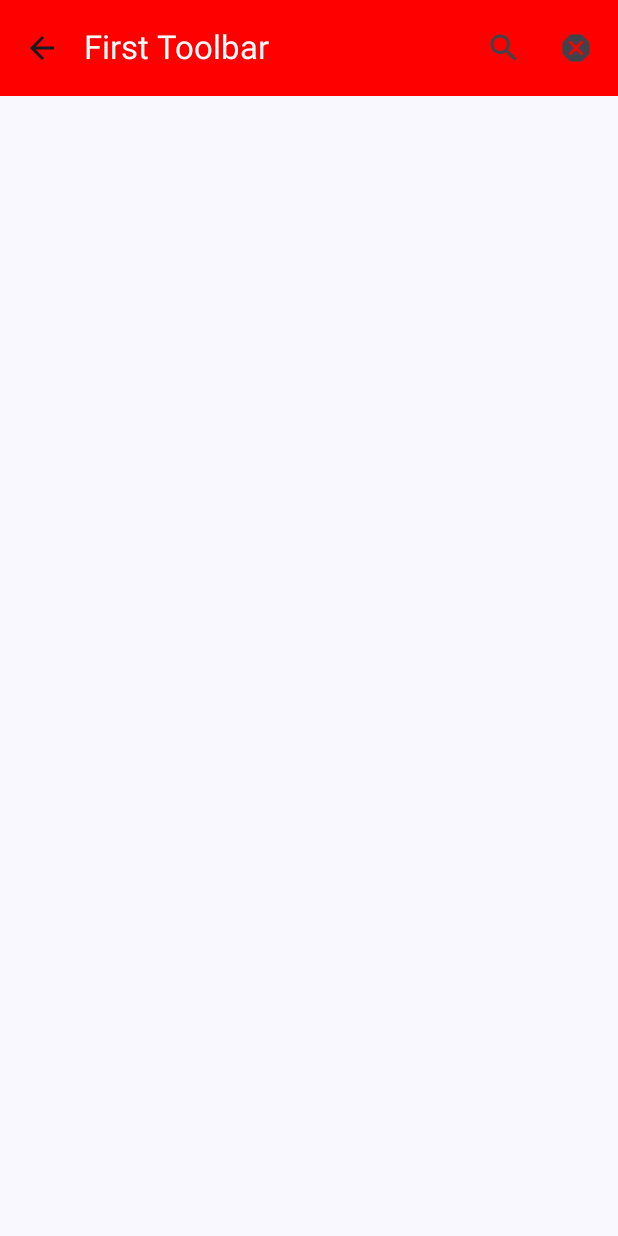
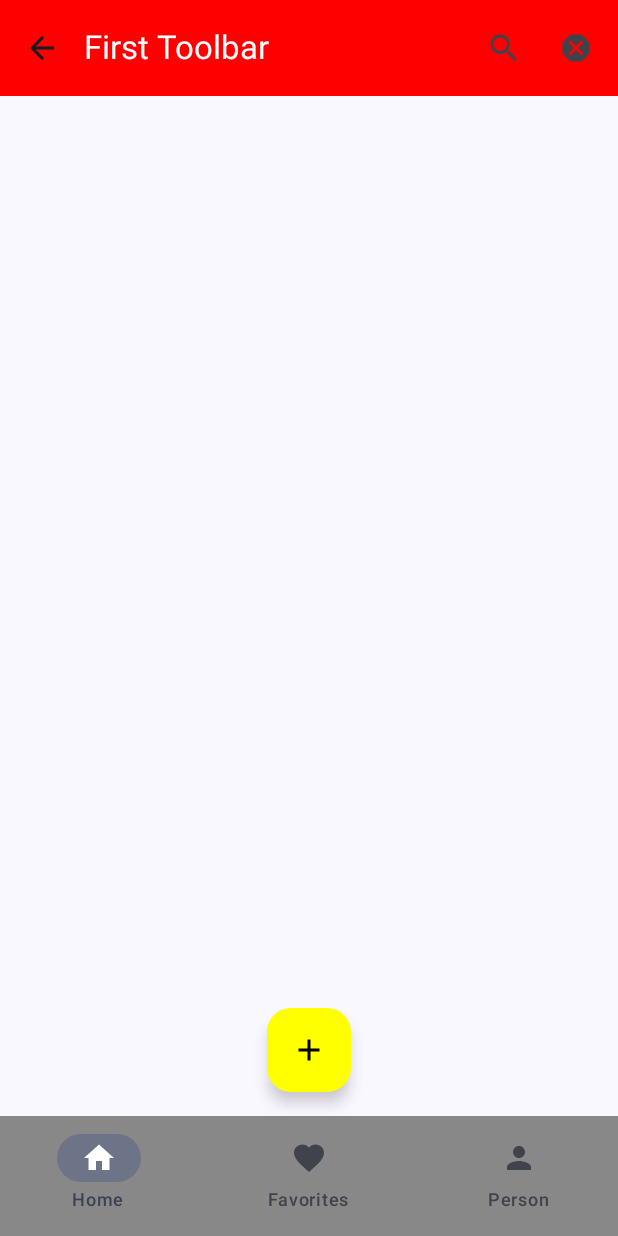
Before and after one commit to joshflugel/Jetpack-Compose-2025, an Android app built with Jetpack Compose: the screen it shows after launch (MainActivity), on a phone screen of 412 x 824 dp. Run offline under Robolectric (Android 15) with nearby library versions, the phone set to English and light mode, and no system bars.

Commit message:
22) Jetpack Compose Components pt2, BotomBar, Drawer, Floating Action Button. With latest Material3

```diff
--- a/app/build.gradle.kts
+++ b/app/build.gradle.kts
@@ -48,12 +48,17 @@ dependencies {
     implementation(libs.androidx.ui)
     implementation(libs.androidx.ui.graphics)
     implementation(libs.androidx.ui.tooling.preview)
+
+    implementation(platform(libs.androidx.compose.bom))
     implementation(libs.androidx.material3)
+
 
     // Constraint Layout
     implementation(libs.constraint.layout)
     // 13.62
     implementation(libs.material.icons.extended)
+    // 22.103 Material3 bottomBar
+
 
     testImplementation(libs.junit)
     androidTestImplementation(libs.androidx.junit)
--- a/app/src/main/java/com/josh/compose/ui/Scaffold.kt
+++ b/app/src/main/java/com/josh/compose/ui/Scaffold.kt
@@ -1,24 +1,48 @@
 package com.josh.compose.ui
 
 import android.annotation.SuppressLint
+import androidx.compose.foundation.background
+import androidx.compose.foundation.clickable
+import androidx.compose.foundation.layout.Box
+import androidx.compose.foundation.layout.Column
+import androidx.compose.foundation.layout.fillMaxHeight
+import androidx.compose.foundation.layout.padding
+import androidx.compose.foundation.layout.wrapContentWidth
 import androidx.compose.material.icons.Icons
 import androidx.compose.material.icons.automirrored.filled.ArrowBack
+import androidx.compose.material.icons.filled.Add
 import androidx.compose.material.icons.filled.Dangerous
+import androidx.compose.material.icons.filled.Favorite
+import androidx.compose.material.icons.filled.Home
+import androidx.compose.material.icons.filled.Person
 import androidx.compose.material.icons.filled.Search
+import androidx.compose.material3.DrawerValue
 import androidx.compose.material3.ExperimentalMaterial3Api
+import androidx.compose.material3.FabPosition
+import androidx.compose.material3.FloatingActionButton
 import androidx.compose.material3.Icon
 import androidx.compose.material3.IconButton
+import androidx.compose.material3.ModalNavigationDrawer
+import androidx.compose.material3.NavigationBar
+import androidx.compose.material3.NavigationBarItem
 import androidx.compose.material3.Scaffold
 import androidx.compose.material3.SnackbarHost
 import androidx.compose.material3.SnackbarHostState
 import androidx.compose.material3.Text
 import androidx.compose.material3.TopAppBar
 import androidx.compose.material3.TopAppBarDefaults
+import androidx.compose.material3.rememberDrawerState
 import androidx.compose.runtime.Composable
+import androidx.compose.runtime.getValue
+import androidx.compose.runtime.mutableStateOf
 import androidx.compose.runtime.remember
 import androidx.compose.runtime.rememberCoroutineScope
+import androidx.compose.runtime.setValue
+import androidx.compose.ui.Modifier
 import androidx.compose.ui.graphics.Color
+import androidx.compose.ui.unit.dp
 import kotlinx.coroutines.launch
+
 
 
 @SuppressLint("UnusedMaterial3ScaffoldPaddingParameter")
@@ -34,19 +58,39 @@ fun ScaffoldExample() {
     ~1 year and 10 months (from July 2021 to June 2023).
      */
     val snackbarHostState = remember { SnackbarHostState() }
+    // ✅ Use rememberCoroutineScope() for launching coroutines in response to
+    // // user actions (e.g., button clicks, drawer interactions) inside a Composable:
     val coroutineScope = rememberCoroutineScope()
+    var drawerState = rememberDrawerState(DrawerValue.Closed)
 
-    Scaffold(
-        // 22.100
-        snackbarHost = { SnackbarHost(snackbarHostState) },
-        topBar = { MyTopBar { coroutineScope.launch { snackbarHostState.showSnackbar("You tapped $it") } } },
-        content = {}
-    )
+    ModalNavigationDrawer(
+        drawerState = drawerState,
+        drawerContent = {
+            MyDrawer({coroutineScope.launch { drawerState.close() }})
+        },
+        gesturesEnabled = false
+    ) {
+        Scaffold(
+            // 22.100
+            snackbarHost = { SnackbarHost(snackbarHostState) },
+            topBar = {
+                MyTopBar (
+                    onClickIcon = { coroutineScope.launch { snackbarHostState.showSnackbar("You tapped $it") } },
+                    onClickDrawer = {
+                        coroutineScope.launch { drawerState.open() }
+                    })
+            },
+            content = {},
+            bottomBar = { MyBottomNavigation() },
+            floatingActionButton = { MyFAB() },
+            floatingActionButtonPosition = FabPosition.Center
+        )
+    }
 }
 
 @OptIn(ExperimentalMaterial3Api::class)
 @Composable
-fun MyTopBar(onClickIcon:(String) -> Unit) {
+fun MyTopBar(onClickIcon:(String) -> Unit, onClickDrawer:() -> Unit) {
     TopAppBar(title = {Text("First Toolbar")},
         colors = TopAppBarDefaults.topAppBarColors(
             containerColor = Color.Red,
@@ -54,8 +98,12 @@ fun MyTopBar(onClickIcon:(String) -> Unit) {
             scrolledContainerColor = Color.Red.copy(alpha = 0.9f) // Simulate elevation effect
         ),
         navigationIcon = {
-            IconButton(onClick = {onClickIcon("Back")}) {
-                Icon(imageVector = Icons.AutoMirrored.Filled.ArrowBack, contentDescription = "Back")//, tint = Color.White) // Material3
+            IconButton(
+                onClick = {
+                    onClickIcon("Menu")
+                    onClickDrawer()
+                }) {
+                Icon(imageVector = Icons.AutoMirrored.Filled.ArrowBack, contentDescription = "Menu")
             }
         },
         actions = {
@@ -68,3 +116,64 @@ fun MyTopBar(onClickIcon:(String) -> Unit) {
         }
     )
 }
+
+
+@Composable
+fun MyBottomNavigation() {
+    var index by remember { mutableStateOf(0) }
+    NavigationBar (
+        containerColor = Color.Gray
+    ) {
+        NavigationBarItem(
+            selected = index == 0,
+            onClick = { index = 0 },
+            icon = { Icon(imageVector = Icons.Filled.Home, contentDescription = "Home") },
+            label = { Text("Home")}
+        )
+        NavigationBarItem(
+            selected = index == 1,
+            onClick = { index = 1 },
+            icon = { Icon(imageVector = Icons.Filled.Favorite, contentDescription = "Fav") },
+            label = { Text("Favorites") }
+        )
+        NavigationBarItem(
+            selected = index == 2,
+            onClick = { index = 2},
+            icon = { Icon(imageVector = Icons.Filled.Person, contentDescription = "Person") },
+            label = { Text("Person") }
+        )
+    }
+}
+
+@Composable
+fun MyFAB() {
+    FloatingActionButton(onClick = {}, contentColor = Color.Black, containerColor = Color.Yellow) {
+        Icon(imageVector = Icons.Filled.Add, contentDescription = "add")
+    }
+}
+
+@Composable
+fun MyDrawer(onClose:() -> Unit) {
+    Box(Modifier.fillMaxHeight().wrapContentWidth().background(Color.DarkGray)) {
+        Column(Modifier.padding(8.dp)) {
+            Text(
+                "Guitar Bass", modifier = Modifier
+                    .wrapContentWidth()
+                    .padding(8.dp)
+                    .clickable { onClose() }
+            )
+            Text(
+                "Electric Bass", modifier = Modifier
+                    .wrapContentWidth()
+                    .padding(8.dp)
+                    .clickable { onClose() }
+            )
+            Text(
+                "Baritone Guitar", modifier = Modifier
+                    .wrapContentWidth()
+                    .padding(8.dp)
+                    .clickable { onClose() }
+            )
+        }
+    }
+}
--- a/gradle/libs.versions.toml
+++ b/gradle/libs.versions.toml
@@ -1,16 +1,17 @@
 [versions]
-agp = "8.8.0"
+agp = "8.8.2"
 kotlin = "2.0.0"
-coreKtx = "1.10.1"
+coreKtx = "1.15.0"
 junit = "4.13.2"
-junitVersion = "1.1.5"
-espressoCore = "3.5.1"
-lifecycleRuntimeKtx = "2.6.1"
-activityCompose = "1.8.0"
-composeBom = "2024.04.01"
+junitVersion = "1.2.1"
+espressoCore = "3.6.1"
+lifecycleRuntimeKtx = "2.8.7"
+activityCompose = "1.10.1"
+composeBom = "2025.02.00"
 
-constraintVersion = "1.1.0"
-composeIconVersion = "1.1.0"
+constraintVersion = "1.1.1"
+composeVersion = "1.3.1"
+composeIconVersion = "1.7.8"
 
 [libraries]
 androidx-core-ktx = { group = "androidx.core", name = "core-ktx", version.ref = "coreKtx" }
@@ -26,7 +27,9 @@ androidx-ui-tooling = { group = "androidx.compose.ui", name = "ui-tooling" }
 androidx-ui-tooling-preview = { group = "androidx.compose.ui", name = "ui-tooling-preview" }
 androidx-ui-test-manifest = { group = "androidx.compose.ui", name = "ui-test-manifest" }
 androidx-ui-test-junit4 = { group = "androidx.compose.ui", name = "ui-test-junit4" }
-androidx-material3 = { group = "androidx.compose.material3", name = "material3" }
+
+ androidx-material3 = { group = "androidx.compose.material3", name = "material3" }
+#androidx-material3 = { group = "androidx.compose.material3", name = "material3", version.ref = "composeVersion" }
 
 constraint-layout = {module = "androidx.constraintlayout:constraintlayout-compose", version.ref = "constraintVersion"}
 
```
